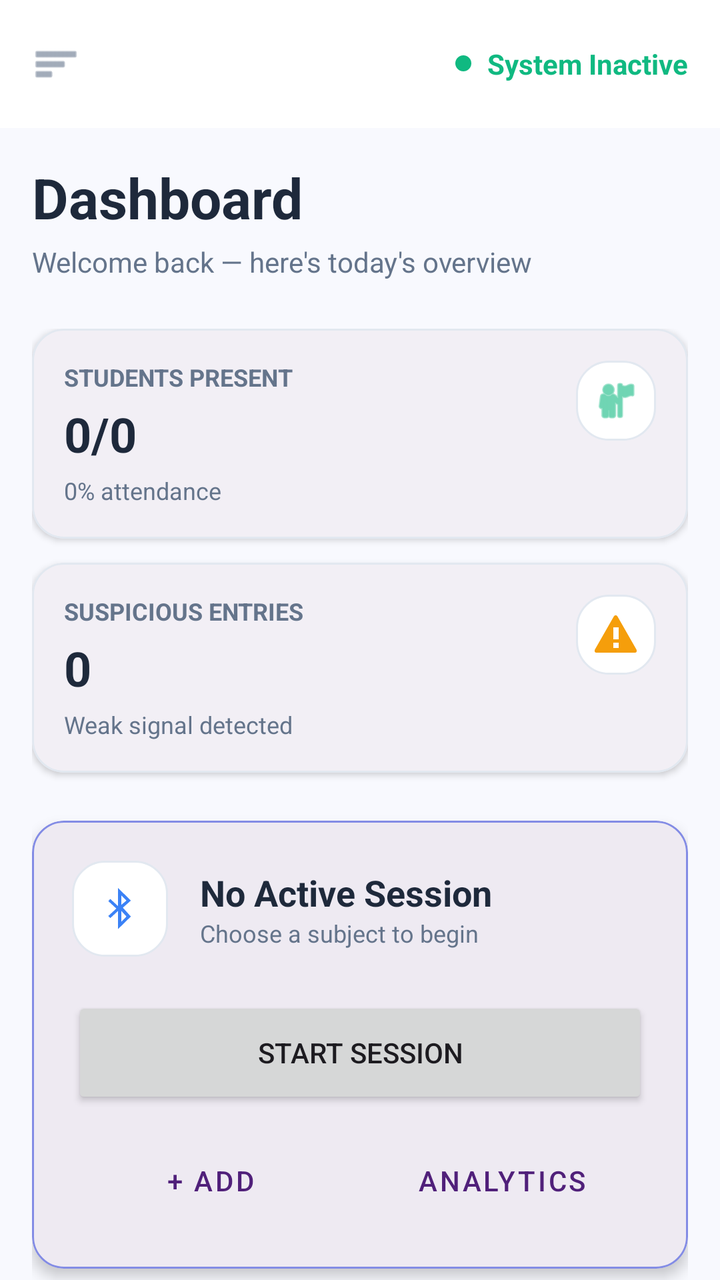
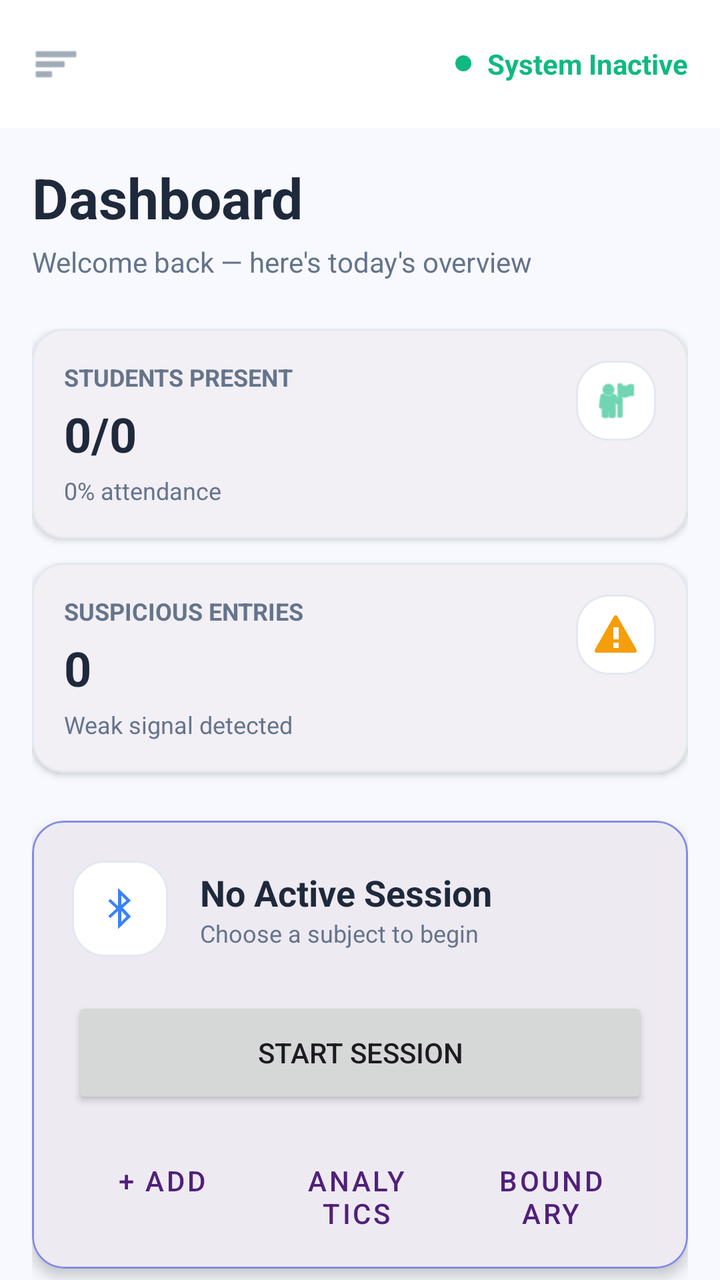

Compare the two renders of this Android layout. The source of the first and the diff that turns it into the second are given below.
<!-- AndroidManifest.xml: activity theme Theme.AutoAttendance -->
<!-- res/layout/activity_lecturer.xml -->
<?xml version="1.0" encoding="utf-8"?>
<androidx.coordinatorlayout.widget.CoordinatorLayout xmlns:android="http://schemas.android.com/apk/res/android"
    xmlns:app="http://schemas.android.com/apk/res-auto"
    xmlns:tools="http://schemas.android.com/tools"
    android:layout_width="match_parent"
    android:layout_height="match_parent"
    android:background="@color/surface_background"
    tools:context=".LecturerActivity">

    <com.google.android.material.appbar.AppBarLayout
        android:layout_width="match_parent"
        android:layout_height="wrap_content"
        android:background="@color/white"
        app:elevation="0dp">

        <androidx.appcompat.widget.Toolbar
            android:id="@+id/toolbar"
            android:layout_width="match_parent"
            android:layout_height="?attr/actionBarSize">

            <ImageView
                android:layout_width="24dp"
                android:layout_height="24dp"
                android:src="@android:drawable/ic_menu_sort_by_size"
                app:tint="@color/text_secondary" />

            <LinearLayout
                android:layout_width="wrap_content"
                android:layout_height="wrap_content"
                android:layout_gravity="end"
                android:layout_marginEnd="16dp"
                android:gravity="center_vertical"
                android:orientation="horizontal">

                <View
                    android:id="@+id/statusDot"
                    android:layout_width="8dp"
                    android:layout_height="8dp"
                    android:background="@drawable/status_dot" />

                <TextView
                    android:id="@+id/tvSystemStatus"
                    android:layout_width="wrap_content"
                    android:layout_height="wrap_content"
                    android:layout_marginStart="8dp"
                    android:text="System Inactive"
                    android:textColor="@color/status_success"
                    android:textSize="14sp"
                    android:textStyle="bold" />
            </LinearLayout>
        </androidx.appcompat.widget.Toolbar>
    </com.google.android.material.appbar.AppBarLayout>

    <androidx.core.widget.NestedScrollView
        android:layout_width="match_parent"
        android:layout_height="match_parent"
        app:layout_behavior="@string/appbar_scrolling_view_behavior">

        <LinearLayout
            android:layout_width="match_parent"
            android:layout_height="wrap_content"
            android:orientation="vertical"
            android:padding="16dp">

            <TextView
                android:layout_width="wrap_content"
                android:layout_height="wrap_content"
                android:text="Dashboard"
                android:textColor="@color/text_primary"
                android:textSize="28sp"
                android:textStyle="bold" />

            <TextView
                android:id="@+id/tvWelcome"
                android:layout_width="wrap_content"
                android:layout_height="wrap_content"
                android:layout_marginTop="4dp"
                android:text="Welcome back — here's today's overview"
                android:textColor="@color/text_secondary"
                android:textSize="14sp" />

            
            <GridLayout
                android:layout_width="match_parent"
                android:layout_height="wrap_content"
                android:layout_marginTop="24dp"
                android:columnCount="1"
                android:rowCount="4">

                
                <com.google.android.material.card.MaterialCardView
                    android:layout_width="match_parent"
                    android:layout_height="wrap_content"
                    android:layout_marginBottom="12dp"
                    app:cardBackgroundColor="@color/white"
                    app:cardCornerRadius="16dp"
                    app:cardElevation="2dp"
                    app:strokeColor="@color/border_subtle"
                    app:strokeWidth="1dp">

                    <LinearLayout
                        android:layout_width="match_parent"
                        android:layout_height="wrap_content"
                        android:orientation="horizontal"
                        android:padding="16dp">

                        <LinearLayout
                            android:layout_width="0dp"
                            android:layout_height="wrap_content"
                            android:layout_weight="1"
                            android:orientation="vertical">

                            <TextView
                                android:layout_width="wrap_content"
                                android:layout_height="wrap_content"
                                android:text="STUDENTS PRESENT"
                                android:textColor="@color/text_secondary"
                                android:textSize="12sp"
                                android:textStyle="bold" />

                            <TextView
                                android:id="@+id/tvPresentCountLarge"
                                android:layout_width="wrap_content"
                                android:layout_height="wrap_content"
                                android:layout_marginTop="4dp"
                                android:text="0/0"
                                android:textColor="@color/text_primary"
                                android:textSize="24sp"
                                android:textStyle="bold" />

                            <TextView
                                android:id="@+id/tvAttendanceRate"
                                android:layout_width="wrap_content"
                                android:layout_height="wrap_content"
                                android:layout_marginTop="4dp"
                                android:text="0% attendance"
                                android:textColor="@color/text_secondary"
                                android:textSize="12sp" />
                        </LinearLayout>

                        <ImageView
                            android:layout_width="40dp"
                            android:layout_height="40dp"
                            android:background="@drawable/card_bg"
                            android:padding="8dp"
                            android:src="@android:drawable/ic_menu_myplaces"
                            app:tint="@color/status_success" />
                    </LinearLayout>
                </com.google.android.material.card.MaterialCardView>

                
                <com.google.android.material.card.MaterialCardView
                    android:layout_width="match_parent"
                    android:layout_height="wrap_content"
                    android:layout_marginBottom="12dp"
                    app:cardBackgroundColor="@color/white"
                    app:cardCornerRadius="16dp"
                    app:cardElevation="2dp"
                    app:strokeColor="@color/border_subtle"
                    app:strokeWidth="1dp">

                    <LinearLayout
                        android:layout_width="match_parent"
                        android:layout_height="wrap_content"
                        android:orientation="horizontal"
                        android:padding="16dp">

                        <LinearLayout
                            android:layout_width="0dp"
                            android:layout_height="wrap_content"
                            android:layout_weight="1"
                            android:orientation="vertical">

                            <TextView
                                android:layout_width="wrap_content"
                                android:layout_height="wrap_content"
                                android:text="SUSPICIOUS ENTRIES"
                                android:textColor="@color/text_secondary"
                                android:textSize="12sp"
                                android:textStyle="bold" />

                            <TextView
                                android:id="@+id/tvSuspiciousCount"
                                android:layout_width="wrap_content"
                                android:layout_height="wrap_content"
                                android:layout_marginTop="4dp"
                                android:text="0"
                                android:textColor="@color/text_primary"
                                android:textSize="24sp"
                                android:textStyle="bold" />

                            <TextView
                                android:layout_width="wrap_content"
                                android:layout_height="wrap_content"
                                android:layout_marginTop="4dp"
                                android:text="Weak signal detected"
                                android:textColor="@color/text_secondary"
                                android:textSize="12sp" />
                        </LinearLayout>

                        <ImageView
                            android:layout_width="40dp"
                            android:layout_height="40dp"
                            android:background="@drawable/card_bg"
                            android:padding="8dp"
                            android:src="@android:drawable/stat_sys_warning"
                            app:tint="@color/status_warning" />
                    </LinearLayout>
                </com.google.android.material.card.MaterialCardView>
            </GridLayout>

            
            <com.google.android.material.card.MaterialCardView
                android:id="@+id/cardActiveSession"
                android:layout_width="match_parent"
                android:layout_height="wrap_content"
                android:layout_marginTop="12dp"
                app:cardBackgroundColor="@color/white"
                app:cardCornerRadius="16dp"
                app:cardElevation="4dp"
                app:strokeColor="@color/brand_accent"
                app:strokeWidth="1dp">

                <LinearLayout
                    android:layout_width="match_parent"
                    android:layout_height="wrap_content"
                    android:orientation="vertical"
                    android:padding="20dp">

                    <LinearLayout
                        android:layout_width="match_parent"
                        android:layout_height="wrap_content"
                        android:gravity="center_vertical"
                        android:orientation="horizontal">

                        <ImageView
                            android:layout_width="48dp"
                            android:layout_height="48dp"
                            android:background="@drawable/card_bg"
                            android:padding="12dp"
                            android:src="@android:drawable/stat_sys_data_bluetooth"
                            app:tint="@color/status_info" />

                        <LinearLayout
                            android:layout_width="0dp"
                            android:layout_height="wrap_content"
                            android:layout_marginStart="16dp"
                            android:layout_weight="1"
                            android:orientation="vertical">

                            <TextView
                                android:id="@+id/tvActiveSubjectName"
                                android:layout_width="wrap_content"
                                android:layout_height="wrap_content"
                                android:text="No Active Session"
                                android:textColor="@color/text_primary"
                                android:textSize="18sp"
                                android:textStyle="bold" />

                            <TextView
                                android:id="@+id/tvActiveSessionDetails"
                                android:layout_width="wrap_content"
                                android:layout_height="wrap_content"
                                android:text="Choose a subject to begin"
                                android:textColor="@color/text_secondary"
                                android:textSize="12sp" />
                        </LinearLayout>

                        <TextView
                            android:id="@+id/tvLiveIndicator"
                            android:layout_width="wrap_content"
                            android:layout_height="wrap_content"
                            android:text="● LIVE"
                            android:textColor="@color/status_success"
                            android:textSize="12sp"
                            android:textStyle="bold"
                            android:visibility="gone" />
                    </LinearLayout>

                    <LinearLayout
                        android:layout_width="match_parent"
                        android:layout_height="wrap_content"
                        android:layout_marginTop="20dp"
                        android:orientation="horizontal">

                        <Button
                            android:id="@+id/btnStartClass"
                            android:layout_width="0dp"
                            android:layout_height="56dp"
                            android:layout_weight="1"
                            android:text="Start Session"
                            app:cornerRadius="12dp" />

                        <Button
                            android:id="@+id/btnStopClass"
                            style="@style/Widget.MaterialComponents.Button.TextButton"
                            android:layout_width="0dp"
                            android:layout_height="56dp"
                            android:layout_weight="1"
                            android:text="Stop Session"
                            android:textColor="@color/status_danger"
                            android:visibility="gone"
                            app:cornerRadius="12dp" />
                    </LinearLayout>

                    <LinearLayout
                        android:id="@+id/layoutActionSecondary"
                        android:layout_width="match_parent"
                        android:layout_height="wrap_content"
                        android:layout_marginTop="12dp"
                        android:orientation="horizontal">

                        <Button
                            android:id="@+id/btnAddSubject"
                            style="@style/Widget.MaterialComponents.Button.OutlinedButton"
                            android:layout_width="0dp"
                            android:layout_height="wrap_content"
                            android:layout_weight="1"
                            android:text="+ Add"
                            android:layout_marginEnd="4dp"
                            app:cornerRadius="8dp" />

                        <Button
                            android:id="@+id/btnViewAnalytics"
                            style="@style/Widget.MaterialComponents.Button.OutlinedButton"
                            android:layout_width="0dp"
                            android:layout_height="wrap_content"
                            android:layout_weight="1"
                            android:text="Analytics"
                            android:layout_marginEnd="4dp"
                            android:layout_marginStart="4dp"
                            app:cornerRadius="8dp" />

                        <Button
                            android:id="@+id/btnExportCsv"
                            style="@style/Widget.MaterialComponents.Button.OutlinedButton"
                            android:layout_width="0dp"
                            android:layout_height="wrap_content"
                            android:layout_weight="1"
                            android:text="Export"
                            android:layout_marginStart="4dp"
                            android:visibility="gone"
                            app:cornerRadius="8dp" />
                    </LinearLayout>
                </LinearLayout>
            </com.google.android.material.card.MaterialCardView>

            
            <TextView
                android:layout_width="wrap_content"
                android:layout_height="wrap_content"
                android:layout_marginTop="32dp"
                android:text="Recent Detections"
                android:textColor="@color/text_primary"
                android:textSize="18sp"
                android:textStyle="bold" />

            <ListView
                android:id="@+id/lvStudentList"
                android:layout_width="match_parent"
                android:layout_height="400dp"
                android:layout_marginTop="12dp"
                android:divider="@android:color/transparent"
                android:dividerHeight="8dp"
                android:scrollbars="none" />

        </LinearLayout>
    </androidx.core.widget.NestedScrollView>

</androidx.coordinatorlayout.widget.CoordinatorLayout>
<!-- resources referenced by this layout -->
<resources>
  <color name="border_subtle">#E2E8F0</color>
  <color name="brand_accent">#838CE5</color>
  <color name="status_danger">#EF4444</color>
  <color name="status_info">#3B82F6</color>
  <color name="status_success">#10B981</color>
  <color name="status_warning">#F59E0B</color>
  <color name="surface_background">#F8F9FE</color>
  <color name="text_primary">#1E293B</color>
  <color name="text_secondary">#64748B</color>
  <color name="white">#FFFFFFFF</color>
  <!-- drawable card_bg (drawable) -->
  <?xml version="1.0" encoding="utf-8"?>
  <shape xmlns:android="http://schemas.android.com/apk/res/android"
      android:shape="rectangle">
      <solid android:color="@color/surface_card" />
      <corners android:radius="16dp" />
      <stroke
          android:width="1dp"
          android:color="@color/border_subtle" />
  </shape>
  <!-- drawable status_dot (drawable) -->
  <?xml version="1.0" encoding="utf-8"?>
  <shape xmlns:android="http://schemas.android.com/apk/res/android"
      android:shape="oval">
      <solid android:color="@color/status_success" />
      <size android:width="8dp" android:height="8dp" />
  </shape>
  <style name="Theme.AutoAttendance" parent="Theme.Material3.Light.NoActionBar">
          
          <item name="colorPrimary">@color/brand_primary</item>
          <item name="colorOnPrimary">@color/white</item>
          <item name="colorPrimaryContainer">@color/brand_light</item>
          <item name="colorOnPrimaryContainer">@color/brand_primary</item>
  
          
          <item name="colorSecondary">@color/brand_accent</item>
          <item name="colorOnSecondary">@color/white</item>
  
          
          <item name="android:statusBarColor">@color/surface_background</item>
          <item name="android:windowLightStatusBar">true</item>
  
          
          <item name="android:windowBackground">@color/surface_background</item>
          <item name="colorSurface">@color/surface_card</item>
      </style>
  <color name="surface_card">#FFFFFF</color>
  <color name="brand_primary">#50207A</color>
  <color name="brand_light">#D6B9FC</color>
</resources>

<!-- the commit's change to res/layout/activity_lecturer.xml (unified diff, before → after) -->
@@ -330,6 +330,17 @@
                             android:layout_marginEnd="4dp"
                             android:layout_marginStart="4dp"
                             app:cornerRadius="8dp" />
+                            
+                         <Button
+                            android:id="@+id/btnSetupBoundary"
+                            style="@style/Widget.MaterialComponents.Button.OutlinedButton"
+                            android:layout_width="0dp"
+                            android:layout_height="wrap_content"
+                            android:layout_weight="1"
+                            android:text="Boundary"
+                            android:layout_marginEnd="4dp"
+                            android:layout_marginStart="4dp"
+                            app:cornerRadius="8dp" />
 
                         <Button
                             android:id="@+id/btnExportCsv"
